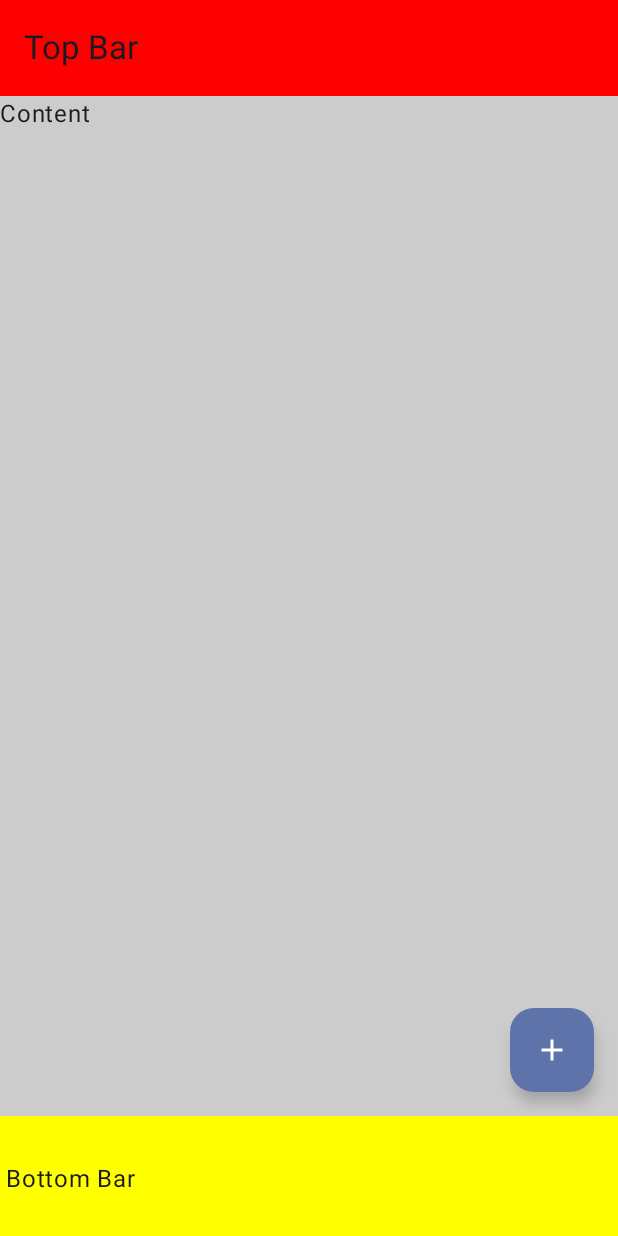
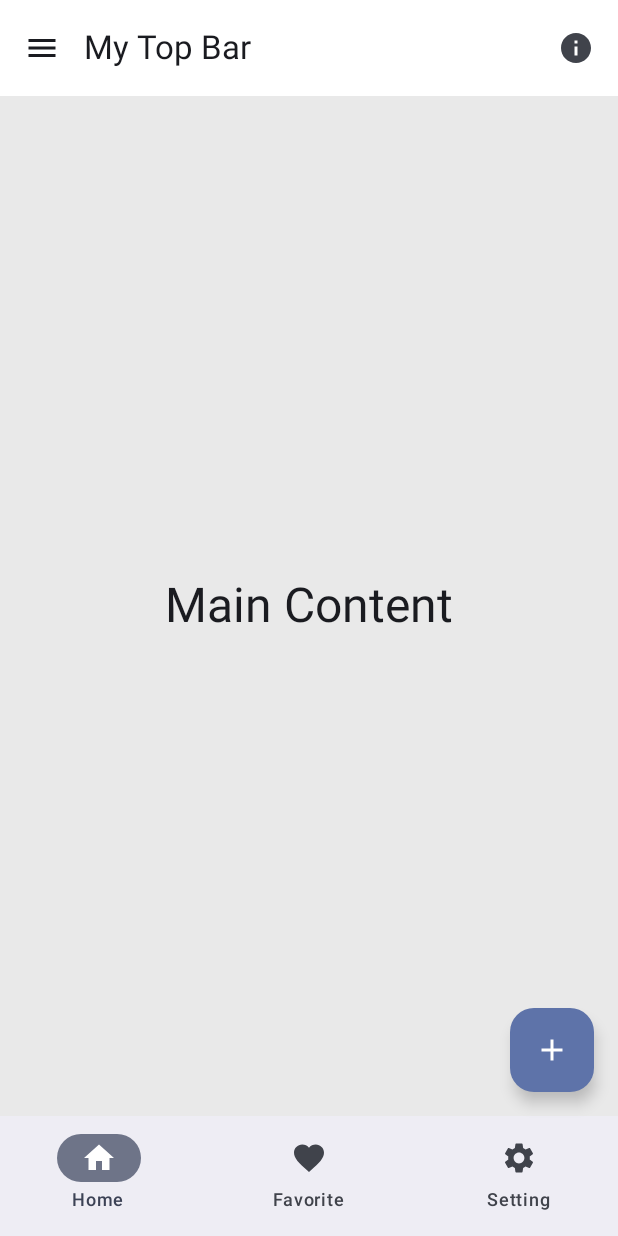
Before and after one commit to Notepad96/GreenGarden, an Android app built with Jetpack Compose: the screen it shows after launch (MainActivity), on a phone screen of 412 x 824 dp. Run offline under Robolectric (Android 15) with nearby library versions, the phone set to English and light mode, and no system bars.

Commit message:
Project Update

```diff
--- a/Scaffold/app/src/main/java/sps/notepad96/scaffold/MainActivity.kt
+++ b/Scaffold/app/src/main/java/sps/notepad96/scaffold/MainActivity.kt
@@ -3,25 +3,44 @@ package sps.notepad96.scaffold
 import android.os.Bundle
 import androidx.activity.ComponentActivity
 import androidx.activity.compose.setContent
+import androidx.compose.foundation.background
+import androidx.compose.foundation.layout.Arrangement
+import androidx.compose.foundation.layout.Column
 import androidx.compose.foundation.layout.PaddingValues
+import androidx.compose.foundation.layout.Row
 import androidx.compose.foundation.layout.fillMaxSize
+import androidx.compose.foundation.layout.fillMaxWidth
 import androidx.compose.foundation.layout.padding
 import androidx.compose.material.icons.Icons
 import androidx.compose.material.icons.filled.Add
+import androidx.compose.material.icons.filled.Favorite
+import androidx.compose.material.icons.filled.Home
+import androidx.compose.material.icons.filled.Info
+import androidx.compose.material.icons.filled.Menu
+import androidx.compose.material.icons.filled.Settings
 import androidx.compose.material3.BottomAppBar
 import androidx.compose.material3.ExperimentalMaterial3Api
 import androidx.compose.material3.FabPosition
 import androidx.compose.material3.FloatingActionButton
 import androidx.compose.material3.Icon
+import androidx.compose.material3.IconButton
 import androidx.compose.material3.MaterialTheme
+import androidx.compose.material3.NavigationBar
+import androidx.compose.material3.NavigationBarItem
 import androidx.compose.material3.Scaffold
 import androidx.compose.material3.Surface
 import androidx.compose.material3.Text
 import androidx.compose.material3.TopAppBar
 import androidx.compose.material3.TopAppBarDefaults
 import androidx.compose.runtime.Composable
+import androidx.compose.runtime.getValue
+import androidx.compose.runtime.mutableIntStateOf
+import androidx.compose.runtime.remember
+import androidx.compose.runtime.setValue
+import androidx.compose.ui.Alignment
 import androidx.compose.ui.Modifier
 import androidx.compose.ui.graphics.Color
+import androidx.compose.ui.text.TextStyle
 import sps.notepad96.scaffold.ui.theme.ScaffoldTheme
 
 class MainActivity : ComponentActivity() {
@@ -62,28 +81,67 @@ fun Main() {
 @OptIn(ExperimentalMaterial3Api::class)
 @Composable
 fun MyTopBar() {
-    TopAppBar(colors = TopAppBarDefaults.topAppBarColors(containerColor = Color.Red),
+    TopAppBar(colors = TopAppBarDefaults.topAppBarColors(containerColor = Color.White),
         title = {
-            Text(text = "Top Bar")
+            Text(text = "My Top Bar")
+        },
+        // Left Side
+        navigationIcon = {
+            IconButton(onClick = { }) {
+                Icon(Icons.Default.Menu, contentDescription = "Menu")
+            }
+        },
+        // Right Side
+        actions = {
+            IconButton(onClick = { }) {
+                Icon(Icons.Default.Info, contentDescription = "Info")
+            }
         }
     )
 }
 
 @Composable
 fun MyContents(innerPadding: PaddingValues) {
-    Surface(
+    Column(
         modifier = Modifier
             .padding(innerPadding)
-            .fillMaxSize(),
-        color = Color.LightGray
+            .fillMaxSize()
+            .background(Color(233, 233, 233, 255)),
+        horizontalAlignment = Alignment.CenterHorizontally,
+        verticalArrangement = Arrangement.Center
     ) {
-        Text(text = "Content")
+        Text(text = "Main Content", style = MaterialTheme.typography.headlineLarge)
     }
 }
 
 @Composable
 fun MyBottomBar() {
-    BottomAppBar(containerColor = Color.Yellow) {
-        Text(text = "Bottom Bar")
+    // 1번
+    BottomAppBar(containerColor = Color(130, 240, 155, 255)) {
+        Row(modifier = Modifier.fillMaxWidth(), horizontalArrangement = Arrangement.SpaceEvenly) {
+            IconButton(onClick = { /* TODO */ }) {
+                Icon(Icons.Filled.Home, contentDescription = null)
+            }
+            IconButton(onClick = { /* TODO */ }) {
+                Icon(Icons.Filled.Favorite, contentDescription = null)
+            }
+        }
+    }
+
+    // 2번
+    val labels = listOf("Home", "Favorite", "Setting")
+    val icons = listOf(Icons.Default.Home, Icons.Default.Favorite, Icons.Default.Settings)
+    var selected by remember { mutableIntStateOf(0) }
+    NavigationBar {
+        for (i in 0..2) {
+            NavigationBarItem(selected = selected == i,
+                onClick = { selected = i },
+                icon = {
+                    Icon(icons[i], contentDescription = labels[i])
+                },
+                label = {
+                    Text(labels[i])
+                })
+        }
     }
 }
```
Also changed, not shown: 3 other files.
